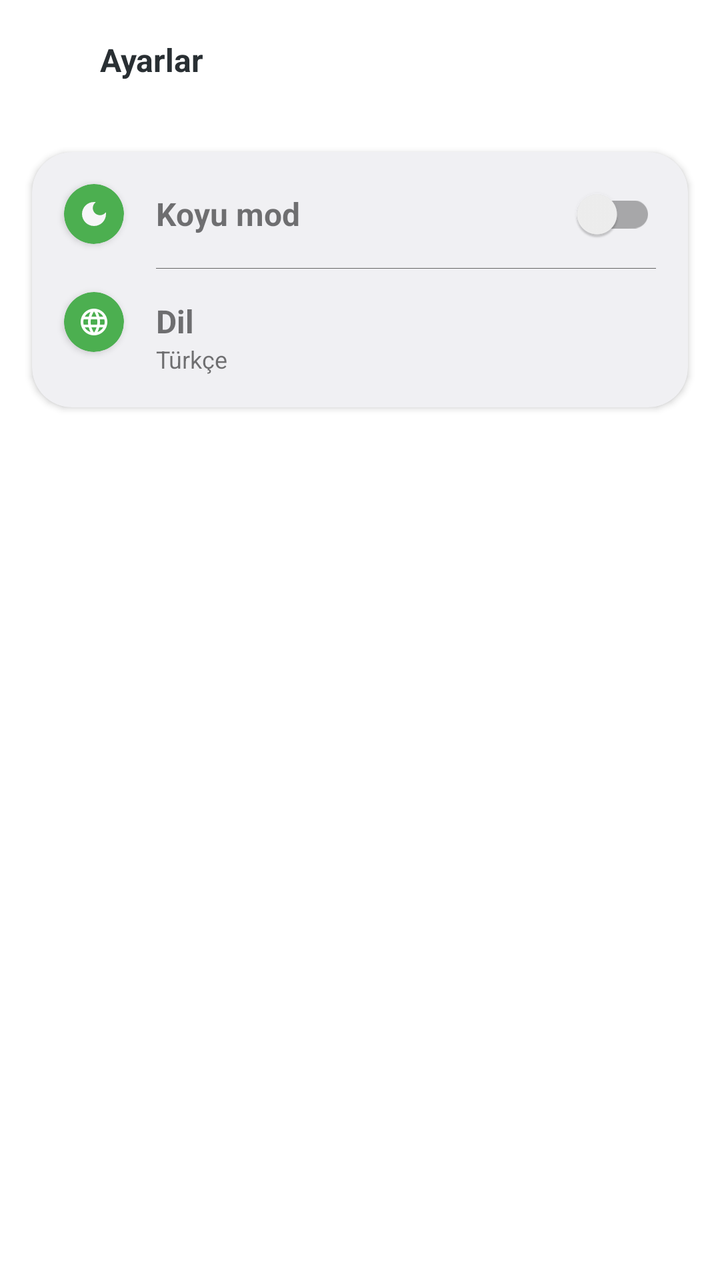
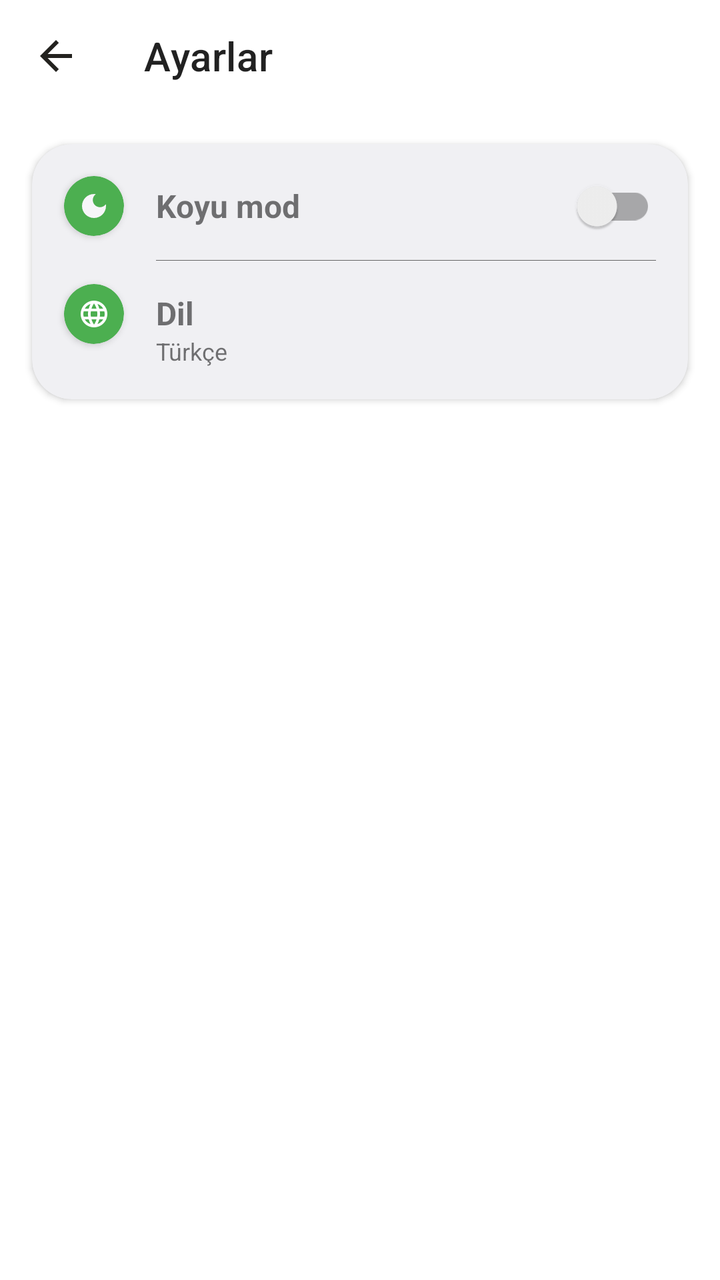

Screens rendered from an Android XML layout before and after an edit, with the pre-edit source and the edit as a unified diff.
<!-- AndroidManifest.xml: application theme Theme.OkeyScore -->
<!-- res/layout/fragment_settings.xml -->
<?xml version="1.0" encoding="utf-8"?>
<androidx.constraintlayout.widget.ConstraintLayout xmlns:android="http://schemas.android.com/apk/res/android"
    xmlns:app="http://schemas.android.com/apk/res-auto"
    xmlns:tools="http://schemas.android.com/tools"
    android:layout_width="match_parent"
    android:layout_height="match_parent"
    tools:context=".presentation.ui.settings.SettingsFragment">

    <androidx.appcompat.widget.Toolbar
        android:id="@+id/toolBar"
        android:layout_width="match_parent"
        android:layout_height="60dp"
        app:layout_constraintTop_toTopOf="parent">

        <RelativeLayout
            android:layout_width="match_parent"
            android:layout_height="wrap_content">

            <ImageView
                android:id="@+id/goToChooseGameFragment"
                android:layout_width="wrap_content"
                android:layout_height="wrap_content"
                android:contentDescription="@string/tag"
                android:src="@drawable/ic_back" />

            <TextView
                android:layout_width="wrap_content"
                android:layout_height="wrap_content"
                android:layout_centerVertical="true"
                android:layout_marginStart="10dp"
                android:layout_toEndOf="@+id/goToChooseGameFragment"
                android:text="@string/settings"
                android:textColor="@color/toolbar_text_color"
                android:textSize="16sp"
                android:textStyle="bold" />
        </RelativeLayout>
    </androidx.appcompat.widget.Toolbar>

    <androidx.cardview.widget.CardView
        android:layout_width="match_parent"
        android:layout_height="wrap_content"
        android:id="@+id/cardView"
        android:layout_margin="16dp"
        app:cardCornerRadius="20dp"
        android:backgroundTint="@color/settings_card_background_color"
        app:layout_constraintEnd_toEndOf="parent"
        app:layout_constraintStart_toStartOf="parent"
        app:layout_constraintTop_toBottomOf="@+id/toolBar">

        <androidx.constraintlayout.widget.ConstraintLayout
            android:layout_width="match_parent"
            android:layout_height="wrap_content">

            <androidx.cardview.widget.CardView
                android:id="@+id/view2"
                android:layout_width="30dp"
                android:layout_height="30dp"
                android:layout_centerHorizontal="true"
                android:layout_marginStart="16dp"
                android:layout_marginTop="16dp"
                android:backgroundTint="@color/circular_icon_background_color"
                android:shape="ring"
                app:cardCornerRadius="40dp"
                app:layout_constraintStart_toStartOf="parent"
                app:layout_constraintTop_toTopOf="parent">

                <ImageView
                    android:layout_width="match_parent"
                    android:layout_height="16dp"
                    android:layout_alignParentTop="true"
                    android:layout_centerHorizontal="true"
                    android:layout_gravity="center"
                    android:contentDescription="@string/todo"
                    android:src="@drawable/ic_dark_mode" />
            </androidx.cardview.widget.CardView>

            <TextView
                android:id="@+id/textView"
                android:layout_width="wrap_content"
                android:layout_height="wrap_content"
                android:layout_marginStart="16dp"
                android:layout_marginTop="20dp"
                android:text="@string/dark_mode"
                android:textSize="16sp"
                android:textStyle="bold"
                app:layout_constraintStart_toEndOf="@+id/view2"
                app:layout_constraintTop_toTopOf="parent" />

            <androidx.appcompat.widget.SwitchCompat
                android:id="@+id/darkModeSwitch"
                android:layout_width="wrap_content"
                android:layout_height="30dp"
                android:layout_marginTop="16dp"
                android:layout_marginEnd="16dp"
                app:layout_constraintEnd_toEndOf="parent"
                app:layout_constraintTop_toTopOf="parent" />

            <androidx.cardview.widget.CardView
                android:id="@+id/view3"
                android:layout_width="30dp"
                android:layout_height="30dp"
                android:layout_centerHorizontal="true"
                android:layout_marginStart="16dp"
                android:layout_marginTop="24dp"
                android:backgroundTint="@color/circular_icon_background_color"
                android:shape="ring"
                app:cardCornerRadius="40dp"
                app:layout_constraintStart_toStartOf="parent"
                app:layout_constraintTop_toBottomOf="@+id/view2">

                <ImageView
                    android:layout_width="match_parent"
                    android:layout_height="16dp"
                    android:layout_alignParentTop="true"
                    android:layout_centerHorizontal="true"
                    android:layout_gravity="center"
                    android:contentDescription="@string/todo"
                    android:src="@drawable/ic_language" />

            </androidx.cardview.widget.CardView>

            <com.google.android.material.divider.MaterialDivider
                android:layout_width="match_parent"
                android:layout_height="0.1dp"
                android:layout_marginStart="62dp"
                android:layout_marginEnd="16dp"
                app:dividerColor="@color/settings_card_divider_color"
                app:layout_constraintBottom_toTopOf="@+id/view3"
                app:layout_constraintEnd_toEndOf="parent"
                app:layout_constraintStart_toStartOf="parent"
                app:layout_constraintTop_toBottomOf="@+id/view2" />


            <TextView
                android:id="@+id/textView1"
                android:layout_width="wrap_content"
                android:layout_height="wrap_content"
                android:layout_marginStart="16dp"
                android:layout_marginTop="32sp"
                android:gravity="center_horizontal"
                android:text="@string/language"
                android:textSize="16sp"
                android:textStyle="bold"
                app:layout_constraintStart_toEndOf="@+id/view3"
                app:layout_constraintTop_toBottomOf="@+id/textView" />

            <TextView
                android:id="@+id/languageTextView"
                android:layout_width="wrap_content"
                android:layout_height="wrap_content"
                android:layout_marginStart="16dp"
                android:layout_marginBottom="16dp"
                android:gravity="center_horizontal"
                android:text="@string/turkish"
                android:textSize="12sp"
                android:textStyle="normal"
                app:layout_constraintBottom_toBottomOf="parent"
                app:layout_constraintStart_toEndOf="@+id/view3"
                app:layout_constraintTop_toBottomOf="@+id/textView1" />

        </androidx.constraintlayout.widget.ConstraintLayout>

    </androidx.cardview.widget.CardView>


</androidx.constraintlayout.widget.ConstraintLayout>
<!-- resources referenced by this layout -->
<resources>
  <color name="circular_icon_background_color">#4CAF50</color>
  <color name="settings_card_background_color">#F0F0F3</color>
  <color name="settings_card_divider_color">#666666</color>
  <color name="toolbar_text_color">#292F33</color>
  <!-- drawable ic_back (drawable) -->
  <vector android:autoMirrored="true" android:height="24dp"
      android:tint="#FFFFFF" android:viewportHeight="24"
      android:viewportWidth="24" android:width="24dp" xmlns:android="http://schemas.android.com/apk/res/android">
      <path android:fillColor="#FFFFFF" android:pathData="M20,11H7.83l5.59,-5.59L12,4l-8,8 8,8 1.41,-1.41L7.83,13H20v-2z"/>
  </vector>
  <!-- drawable ic_dark_mode (drawable) -->
  <vector xmlns:android="http://schemas.android.com/apk/res/android" android:height="24dp" android:tint="@color/white" android:viewportHeight="24" android:viewportWidth="24" android:width="24dp">
        
      <path android:fillColor="@android:color/white" android:pathData="M12,3c-4.97,0 -9,4.03 -9,9s4.03,9 9,9s9,-4.03 9,-9c0,-0.46 -0.04,-0.92 -0.1,-1.36c-0.98,1.37 -2.58,2.26 -4.4,2.26c-2.98,0 -5.4,-2.42 -5.4,-5.4c0,-1.81 0.89,-3.42 2.26,-4.4C12.92,3.04 12.46,3 12,3L12,3z"/>
      
  </vector>
  <!-- drawable ic_language (drawable) -->
  <vector xmlns:android="http://schemas.android.com/apk/res/android" android:height="24dp" android:tint="#FFFFFF" android:viewportHeight="24" android:viewportWidth="24" android:width="24dp">
        
      <path android:fillColor="@android:color/white" android:pathData="M11.99,2C6.47,2 2,6.48 2,12s4.47,10 9.99,10C17.52,22 22,17.52 22,12S17.52,2 11.99,2zM18.92,8h-2.95c-0.32,-1.25 -0.78,-2.45 -1.38,-3.56 1.84,0.63 3.37,1.91 4.33,3.56zM12,4.04c0.83,1.2 1.48,2.53 1.91,3.96h-3.82c0.43,-1.43 1.08,-2.76 1.91,-3.96zM4.26,14C4.1,13.36 4,12.69 4,12s0.1,-1.36 0.26,-2h3.38c-0.08,0.66 -0.14,1.32 -0.14,2 0,0.68 0.06,1.34 0.14,2L4.26,14zM5.08,16h2.95c0.32,1.25 0.78,2.45 1.38,3.56 -1.84,-0.63 -3.37,-1.9 -4.33,-3.56zM8.03,8L5.08,8c0.96,-1.66 2.49,-2.93 4.33,-3.56C8.81,5.55 8.35,6.75 8.03,8zM12,19.96c-0.83,-1.2 -1.48,-2.53 -1.91,-3.96h3.82c-0.43,1.43 -1.08,2.76 -1.91,3.96zM14.34,14L9.66,14c-0.09,-0.66 -0.16,-1.32 -0.16,-2 0,-0.68 0.07,-1.35 0.16,-2h4.68c0.09,0.65 0.16,1.32 0.16,2 0,0.68 -0.07,1.34 -0.16,2zM14.59,19.56c0.6,-1.11 1.06,-2.31 1.38,-3.56h2.95c-0.96,1.65 -2.49,2.93 -4.33,3.56zM16.36,14c0.08,-0.66 0.14,-1.32 0.14,-2 0,-0.68 -0.06,-1.34 -0.14,-2h3.38c0.16,0.64 0.26,1.31 0.26,2s-0.1,1.36 -0.26,2h-3.38z"/>
      
  </vector>
  <string name="dark_mode" tools:ignore="MissingTranslation">Koyu mod</string>
  <string name="language" tools:ignore="MissingTranslation">Dil</string>
  <string name="settings" tools:ignore="MissingTranslation">Ayarlar</string>
  <string name="tag" translatable="false">Tag</string>
  <string name="todo" tools:ignore="MissingTranslation">TODO</string>
  <string name="turkish" tools:ignore="MissingTranslation">Türkçe</string>
  <style name="Theme.OkeyScore" parent="Theme.MaterialComponents.Light.NoActionBar">
          <item name="android:statusBarColor">@color/status_bar_color</item>
          <item name="colorPrimary">@color/primary_color</item>
          <item name="colorPrimaryDark">@color/primary_color</item>
          <item name="android:colorPrimaryDark">@color/primary_color</item>
          <item name="android:windowLightStatusBar">true</item>
          <item name="colorControlActivated">@color/cursor_color</item>
  
      </style>
  <color name="white">#F6F6F8</color>
  <color name="status_bar_color">#F6F6F8</color>
  <color name="primary_color">#23221F</color>
  <color name="cursor_color">#4CAF50</color>
</resources>

<!-- the commit's change to res/layout/fragment_settings.xml (unified diff, before → after) -->
@@ -6,46 +6,24 @@
     android:layout_height="match_parent"
     tools:context=".presentation.ui.settings.SettingsFragment">
 
-    <androidx.appcompat.widget.Toolbar
-        android:id="@+id/toolBar"
+    <com.google.android.material.appbar.MaterialToolbar
+        android:id="@+id/toolbar"
         android:layout_width="match_parent"
-        android:layout_height="60dp"
-        app:layout_constraintTop_toTopOf="parent">
-
-        <RelativeLayout
-            android:layout_width="match_parent"
-            android:layout_height="wrap_content">
-
-            <ImageView
-                android:id="@+id/goToChooseGameFragment"
-                android:layout_width="wrap_content"
-                android:layout_height="wrap_content"
-                android:contentDescription="@string/tag"
-                android:src="@drawable/ic_back" />
-
-            <TextView
-                android:layout_width="wrap_content"
-                android:layout_height="wrap_content"
-                android:layout_centerVertical="true"
-                android:layout_marginStart="10dp"
-                android:layout_toEndOf="@+id/goToChooseGameFragment"
-                android:text="@string/settings"
-                android:textColor="@color/toolbar_text_color"
-                android:textSize="16sp"
-                android:textStyle="bold" />
-        </RelativeLayout>
-    </androidx.appcompat.widget.Toolbar>
+        android:layout_height="?attr/actionBarSize"
+        app:layout_constraintTop_toTopOf="parent"
+        app:navigationIcon="@drawable/ic_back"
+        app:title="@string/settings" />
 
     <androidx.cardview.widget.CardView
+        android:id="@+id/cardView"
         android:layout_width="match_parent"
         android:layout_height="wrap_content"
-        android:id="@+id/cardView"
         android:layout_margin="16dp"
+        android:backgroundTint="@color/settings_card_background_color"
         app:cardCornerRadius="20dp"
-        android:backgroundTint="@color/settings_card_background_color"
         app:layout_constraintEnd_toEndOf="parent"
         app:layout_constraintStart_toStartOf="parent"
-        app:layout_constraintTop_toBottomOf="@+id/toolBar">
+        app:layout_constraintTop_toBottomOf="@+id/toolbar">
 
         <androidx.constraintlayout.widget.ConstraintLayout
             android:layout_width="match_parent"
<!-- resource entries referenced after the edit -->
@@ -3,12 +3,11 @@
   <color name="circular_icon_background_color">#4CAF50</color>
   <color name="settings_card_background_color">#F0F0F3</color>
   <color name="settings_card_divider_color">#666666</color>
-  <color name="toolbar_text_color">#292F33</color>
   <!-- drawable ic_back (drawable) -->
   <vector android:autoMirrored="true" android:height="24dp"
-      android:tint="#FFFFFF" android:viewportHeight="24"
+      android:tint="@color/back_icon_color" android:viewportHeight="24"
       android:viewportWidth="24" android:width="24dp" xmlns:android="http://schemas.android.com/apk/res/android">
-      <path android:fillColor="#FFFFFF" android:pathData="M20,11H7.83l5.59,-5.59L12,4l-8,8 8,8 1.41,-1.41L7.83,13H20v-2z"/>
+      <path android:fillColor="@color/back_icon_color" android:pathData="M20,11H7.83l5.59,-5.59L12,4l-8,8 8,8 1.41,-1.41L7.83,13H20v-2z"/>
   </vector>
   <!-- drawable ic_dark_mode (drawable) -->
   <vector xmlns:android="http://schemas.android.com/apk/res/android" android:height="24dp" android:tint="@color/white" android:viewportHeight="24" android:viewportWidth="24" android:width="24dp">
@@ -25,7 +24,6 @@
   <string name="dark_mode" tools:ignore="MissingTranslation">Koyu mod</string>
   <string name="language" tools:ignore="MissingTranslation">Dil</string>
   <string name="settings" tools:ignore="MissingTranslation">Ayarlar</string>
-  <string name="tag" translatable="false">Tag</string>
   <string name="todo" tools:ignore="MissingTranslation">TODO</string>
   <string name="turkish" tools:ignore="MissingTranslation">Türkçe</string>
   <style name="Theme.OkeyScore" parent="Theme.MaterialComponents.Light.NoActionBar">
@@ -37,6 +35,7 @@
           <item name="colorControlActivated">@color/cursor_color</item>
   
       </style>
+  <color name="back_icon_color">#23221F</color>
   <color name="white">#F6F6F8</color>
   <color name="status_bar_color">#F6F6F8</color>
   <color name="primary_color">#23221F</color>
